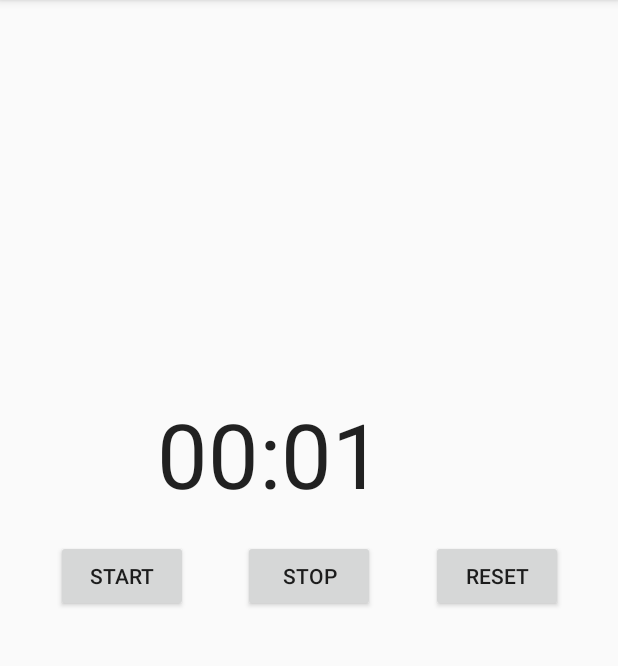
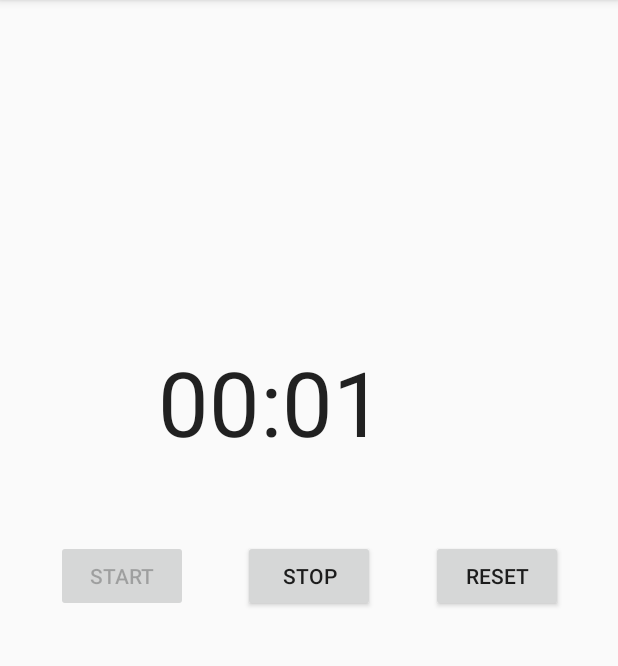
Before and after one commit to Lzyaf/Stopwatch, an Android app: the screen it shows after launch (MainActivity), after a tap on "START", on a phone screen of 412 x 824 dp, the part 84-750 px from its top. Run offline under Robolectric (Android 15) with nearby library versions, the phone set to English and light mode, and no system bars.

Commit message:
finishing touches that semi-works. still issue with stop rotation back to upright

```diff
--- a/app/src/main/java/com/example/stopwatch/MainActivity.java
+++ b/app/src/main/java/com/example/stopwatch/MainActivity.java
@@ -1,5 +1,6 @@
 package com.example.stopwatch;
 
+import androidx.annotation.NonNull;
 import androidx.appcompat.app.AppCompatActivity;
 
 import android.os.Bundle;
@@ -11,39 +12,60 @@ import android.widget.Chronometer;
 
 import com.example.stopwatch.R;
 
+
 public class MainActivity extends AppCompatActivity {
 
     public static final String TAG = MainActivity.class.getSimpleName();
-
+    public static final String KEY_CHRONOMETER_BASE = "chronometer base";
+    public static final String KEY_CHRONOMETER_BASE2 = "chronometer base2";
+    public static final String KEY_CHRONOMETER_ON = "is chronometer on";
+    public static final String KEY_CHRONOMETER_STOPTIME = "chronometer stopped time";
     private Button start;
     private Button stop;
     private Button reset;
     private Chronometer timer;
     private long base = 0;
+    private int isRunning;
 
     @Override
     protected void onCreate(Bundle savedInstanceState) {
             super.onCreate(savedInstanceState);
         setContentView(R.layout.activity_main);
+        Log.d(TAG, "onCreate: ");
         wireWidgets();
         setListeners();
-        Log.d(TAG, "onCreate: ");
+        if (savedInstanceState != null)
+        {
+                isRunning = savedInstanceState.getInt(KEY_CHRONOMETER_ON);
+            if (isRunning == 1) {
+                    timer.setBase(savedInstanceState.getLong(KEY_CHRONOMETER_BASE));
+                timer.start();
+            }
+            else {
+                    timer.setBase(savedInstanceState.getLong(KEY_CHRONOMETER_STOPTIME));
+            }
+        }
     }
 
     private void setListeners() {
             start.setOnClickListener(new View.OnClickListener() {
                 @Override
                 public void onClick(View view) {
-                        timer.setBase(SystemClock.elapsedRealtime() + base);
+                        isRunning = 1;
+                    timer.setBase(SystemClock.elapsedRealtime() + base);
                     timer.start();
+                    start.setEnabled(false);
+                    stop.setEnabled(true);
                 }
             });
 
         stop.setOnClickListener(new View.OnClickListener() {
             @Override
             public void onClick(View view) {
-                    base = timer.getBase() - SystemClock.elapsedRealtime();
+                    isRunning = 0;
+                base = timer.getBase() - SystemClock.elapsedRealtime();
                 timer.stop();
+                start.setEnabled(true);
             }
         });
 
@@ -52,6 +74,7 @@ public class MainActivity extends AppCompatActivity {
             public void onClick(View view) {
                     timer.setBase(SystemClock.elapsedRealtime());
                 base = 0;
+                start.setEnabled(true);
             }
         });
     }
@@ -97,4 +120,13 @@ public class MainActivity extends AppCompatActivity {
             super.onDestroy();
         Log.d(TAG, "onDestroy: ");
     }
+
+    @Override
+    protected void onSaveInstanceState(@NonNull Bundle outState) {
+            super.onSaveInstanceState(outState);
+        outState.putLong(KEY_CHRONOMETER_BASE, timer.getBase());
+        if (base != 0)
+            outState.putLong(KEY_CHRONOMETER_STOPTIME, SystemClock.elapsedRealtime() + base);
+        outState.putInt(KEY_CHRONOMETER_ON, isRunning);
+    }
 }
--- a/app/src/main/res/layout/activity_main.xml
+++ b/app/src/main/res/layout/activity_main.xml
@@ -36,15 +36,16 @@
         android:id="@+id/chronometer_main_timer"
         android:layout_width="201dp"
         android:layout_height="86dp"
+        android:layout_marginStart="8dp"
         android:layout_marginTop="8dp"
+        android:layout_marginEnd="8dp"
         android:layout_marginBottom="8dp"
         android:textSize="60sp"
-        app:layout_constraintBottom_toBottomOf="parent"
+        app:layout_constraintBottom_toTopOf="@+id/button_main_stop"
         app:layout_constraintEnd_toEndOf="parent"
-        app:layout_constraintHorizontal_bias="0.497"
         app:layout_constraintStart_toStartOf="parent"
         app:layout_constraintTop_toTopOf="parent"
-        app:layout_constraintVertical_bias="0.381" />
+        app:layout_constraintVertical_bias="0.85" />
 
     <Button
         android:id="@+id/button_main_stop"
--- a/app/src/main/res/values/strings.xml
+++ b/app/src/main/res/values/strings.xml
@@ -1,6 +1,6 @@
 <resources>
     <string name="app_name">Stopwatch</string>
     <string name="main_start">Start</string>
-    <string name="main_stop"></string>
+    <string name="main_stop">Stop</string>
     <string name="main_reset">Reset</string>
 </resources>
```
